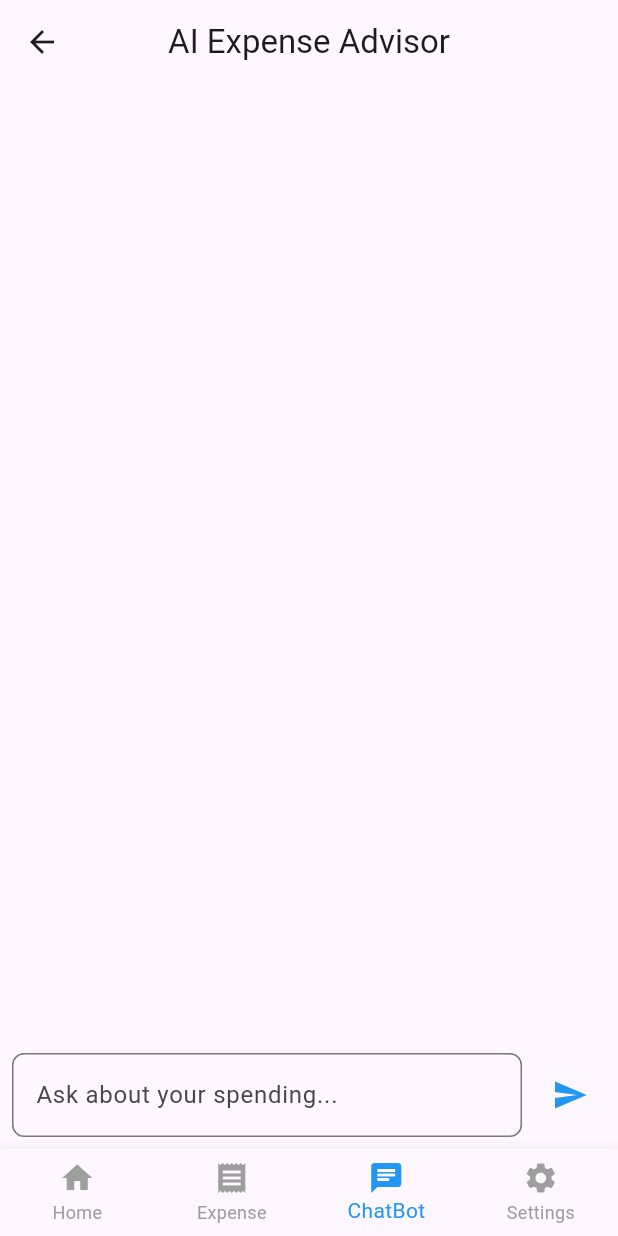
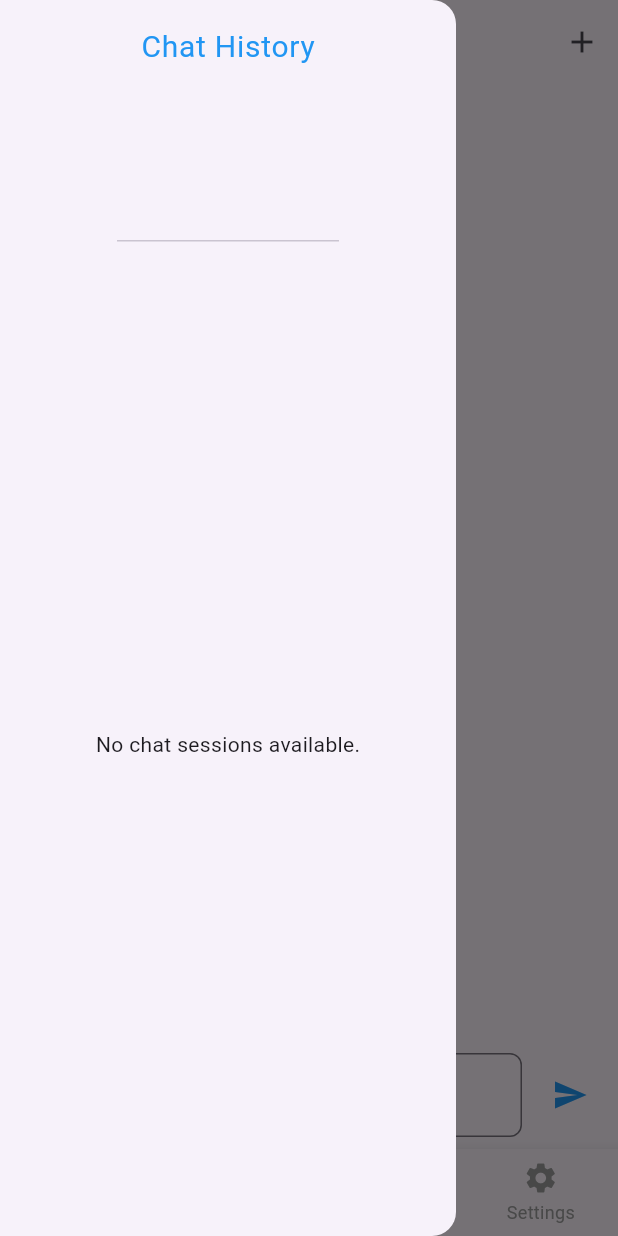
Before and after one commit to manavm12/FinWise, a Flutter app: the AIChatBot screen opened by its route, with the side drawer open (before the commit the screen has no drawer), on a phone screen of 412 x 824 dp. Run offline on Flutter 3.47's test engine with Material 3 defaults, Android fonts, the phone set to English and light mode, and no system bars; our stand-ins replace flutter_markdown, shared_preferences; accounts and stored records are empty; network calls fail.

Commit message:
Access history by chat session

```diff
--- a/lib/pages/aiChatbot.dart
+++ b/lib/pages/aiChatbot.dart
@@ -1,5 +1,5 @@
 import 'package:flutter/material.dart';
-import 'package:flutter_markdown/flutter_markdown.dart'; // For rendering markdown
+import 'package:flutter_markdown/flutter_markdown.dart';
 import 'package:finwise/services/expense_service.dart';
 
 class AIChatBot extends StatefulWidget {
@@ -12,35 +12,52 @@ class AIChatBot extends StatefulWidget {
 class _AIChatBotState extends State<AIChatBot> {
   final TextEditingController _messageController = TextEditingController();
   final ScrollController _scrollController = ScrollController();
-  List<Map<String, String>> messages = []; // Stores user & AI messages
+  List<Map<String, String>> messages = [];
+  List<Map<String, dynamic>> chatSessions = [];
+  String? currentSessionId;
   bool isLoading = false;
 
   @override
   void initState() {
     super.initState();
-  _loadChatHistory(); // Fetch chat history when the screen opens
+    _startNewChat();
+    _loadChatSessions(); // Fetch all sessions when chatbot opens
   }
 
-void _loadChatHistory() async {
-  List<Map<String, dynamic>> history = await ExpenseService.fetchChatHistory();
+  //  Fetch all chat sessions from backend
+  void _loadChatSessions() async {
+    List<Map<String, dynamic>> sessions = await ExpenseService.fetchChatSessions();
+
     setState(() {
+      chatSessions = sessions;
+    });
+
+  }
+
+  // Fetch chat history by session ID
+  void _loadChatHistoryBySession(String sessionId) async {
+    List<Map<String, dynamic>> history = await ExpenseService.fetchChatHistoryBySession(sessionId);
+
+    setState(() {
+      currentSessionId = sessionId;
       messages = history.expand((chat) => [
-      {
-        "sender": "user",
-        "message": (chat["query"] ?? "").toString(),
-      },
-      {
-        "sender": "ai",
-        "message": (chat["response"] ?? "").toString(),
-      }
+        {"sender": "user", "message": (chat["query"] ?? "").toString()},
+        {"sender": "ai", "message": (chat["response"] ?? "").toString()},
       ]).toList();
     });
-
 
     _scrollToBottom();
   }
 
-  // Function to send user query to backend AI
+  // Start a new chat session
+  void _startNewChat() {
+    setState(() {
+      currentSessionId = null;
+      messages.clear();
+    });
+  }
+
+  // Send a user message and fetch AI response
   void _sendMessage() async {
   if (_messageController.text.isEmpty) return;
 
@@ -53,7 +70,7 @@ void _loadChatHistory() async {
 
   _scrollToBottom();
 
-    // Send request to backend
+  // Fetch AI response
   String aiResponse = await ExpenseService.sendAIQuery(userMessage);
 
   setState(() {
@@ -63,11 +80,18 @@ void _loadChatHistory() async {
 
   _scrollToBottom();
 
-    // Save chat to backend
-    await ExpenseService.saveChat(userMessage, aiResponse);
+  // Ensure session exists or create a new one
+  if (currentSessionId == null) {
+    currentSessionId = DateTime.now().millisecondsSinceEpoch.toString();
+    await ExpenseService.saveChat(currentSessionId!, userMessage, aiResponse);
+    _loadChatSessions(); // Only refresh session list when a new session is created
+  } else {
+    await ExpenseService.saveChat(currentSessionId!, userMessage, aiResponse);
+  }
 }
 
-  // Function to scroll to the bottom of the chat
+
+  // 📌 Scroll to bottom
   void _scrollToBottom() {
     Future.delayed(const Duration(milliseconds: 300), () {
       _scrollController.animateTo(
@@ -81,13 +105,60 @@ void _loadChatHistory() async {
   @override
   Widget build(BuildContext context) {
     return Scaffold(
+      // ✅ Drawer to show chat history
+      drawer: Drawer(
+        child: Column(
+          children: [
+            const DrawerHeader(
+              child: Text(
+                "Chat History",
+                style: TextStyle(fontSize: 20, color: Colors.blue),
+              ),
+            ),
+            Expanded(
+              child: chatSessions.isEmpty
+                  ? const Center(child: Text("No chat sessions available."))
+                  : ListView.builder(
+                      itemCount: chatSessions.length,
+                      itemBuilder: (context, index) {
+                        return ListTile(
+                          title: Text(chatSessions[index]["sessionName"] ?? "Chat ${index + 1}"),
+                          onTap: () {
+                            _loadChatHistoryBySession(chatSessions[index]["_id"]);
+                            Navigator.pop(context);
+                          },
+                        );
+                      },
+                    ),
+            ),
+          ],
+        ),
+      ),
+
       appBar: AppBar(
         title: const Text("AI Expense Advisor"),
         centerTitle: true,
+        leading: Builder(
+          builder: (context) {
+            return IconButton(
+              icon: const Icon(Icons.menu),
+              onPressed: () {
+                Scaffold.of(context).openDrawer();
+              },
+            );
+          },
         ),
+        actions: [
+          IconButton(
+            icon: const Icon(Icons.add),
+            onPressed: _startNewChat, // ✅ Start new chat button
+          ),
+        ],
+      ),
+
+      // 📌 Chat Messages Display
       body: Column(
         children: [
-          // Chat Messages Display
           Expanded(
             child: ListView.builder(
               controller: _scrollController,
@@ -143,7 +214,7 @@ void _loadChatHistory() async {
               child: CircularProgressIndicator(),
             ),
 
-          // Input Field + Send Button
+          // 📌 Input Field + Send Button
           Padding(
             padding: const EdgeInsets.all(8.0),
             child: Row(
@@ -171,7 +242,7 @@ void _loadChatHistory() async {
         ],
       ),
 
-      // Bottom Navigation Bar
+      // 📌 Bottom Navigation Bar
       bottomNavigationBar: BottomNavigationBar(
         currentIndex: 2,
         onTap: (index) {
--- a/lib/services/expense_service.dart
+++ b/lib/services/expense_service.dart
@@ -243,17 +243,51 @@ class ExpenseService {
       }
     }
 
-    static Future<void> saveChat(String userQuery, String aiResponse) async {
+    static Future<List<Map<String, dynamic>>> fetchChatSessions() async {
+      try {
+        final headers = await AuthService.getAuthHeaders();
+        final response = await http.get(Uri.parse("$chatHistoryurl/sessions"), headers: headers);
+
+        if (response.statusCode == 200) {
+          return List<Map<String, dynamic>>.from(jsonDecode(response.body));
+        } else {
+          print("Error fetching chat sessions: ${response.body}");
+          return [];
+        }
+      } catch (error) {
+        print("Error in fetchChatSessions: $error");
+        return [];
+      }
+    }
+
+
+  static Future<List<Map<String, dynamic>>> fetchChatHistoryBySession(String sessionId) async {
     try {
       final headers = await AuthService.getAuthHeaders();
-      headers['Content-Type'] = 'application/json';
+      final response = await http.get(Uri.parse("$chatHistoryurl/session/$sessionId"), headers: headers);
 
+      if (response.statusCode == 200) {
+        return List<Map<String, dynamic>>.from(jsonDecode(response.body));
+      } else {
+        print("Error fetching chat history: ${response.body}");
+        return [];
+      }
+    } catch (error) {
+      print("Error in fetchChatHistoryBySession: $error");
+      return [];
+    }
+  }
+
+  static Future<void> saveChat(String sessionId, String userQuery, String aiResponse) async {
+    try {
+      final headers = await AuthService.getAuthHeaders();
       final response = await http.post(
         Uri.parse("$chatHistoryurl/save"),
         headers: headers,
         body: jsonEncode({
-          "userQuery": userQuery,
-          "aiResponse": aiResponse,
+          "sessionId": sessionId,
+          "query": userQuery,
+          "response": aiResponse,
         }),
       );
 
@@ -265,25 +299,5 @@ class ExpenseService {
     }
   }
 
-  static Future<List<Map<String, dynamic>>> fetchChatHistory() async {
-    try {
-      final headers = await AuthService.getAuthHeaders();
-
-      final response = await http.get(
-        Uri.parse("$chatHistoryurl/history"),
-        headers: headers,
-      );
-
-      if (response.statusCode == 200) {
-        return List<Map<String, dynamic>>.from(jsonDecode(response.body));
-      } else {
-        print("Error fetching chat history: ${response.body}");
-        return [];
-      }
-    } catch (error) {
-      print("Error in fetchChatHistory: $error");
-      return [];
-    }
-  }
 
 }
```
Lines whose indentation alone changed are shown as unchanged.
